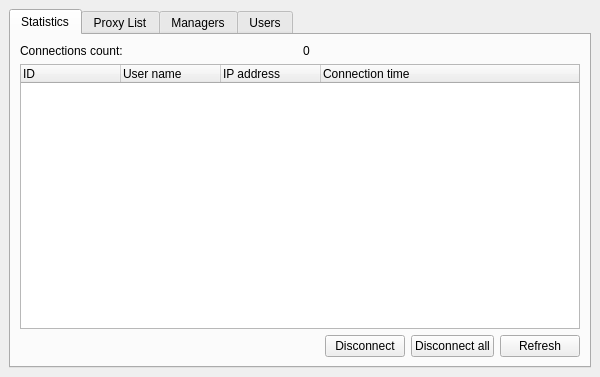
First picture: the form in source/router/ui/main_window.ui, repository dchapyshev/aspia, before the edit.
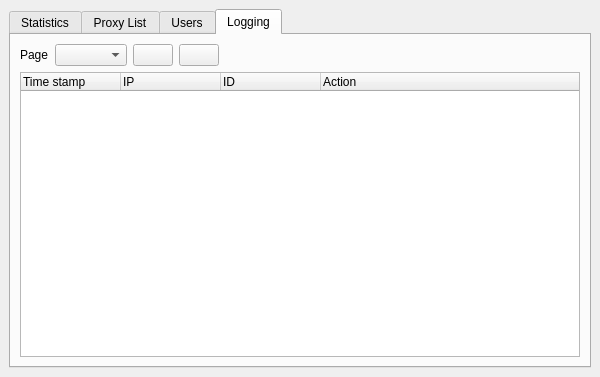
Second picture: the form after the edit. The open tabs and pages were chosen to show the change. Icons and pictures are not drawn.

Commit message: Added logging page.

Diff of the .ui file:
```diff
--- a/source/router/ui/main_window.ui
+++ b/source/router/ui/main_window.ui
@@ -183,77 +183,6 @@
         </item>
        </layout>
       </widget>
-      <widget class="QWidget" name="tab_managers">
-       <attribute name="title">
-        <string>Managers</string>
-       </attribute>
-       <layout class="QVBoxLayout" name="verticalLayout_2">
-        <item>
-         <layout class="QHBoxLayout" name="horizontalLayout_3">
-          <item>
-           <widget class="QPushButton" name="button_add_manager">
-            <property name="text">
-             <string/>
-            </property>
-            <property name="icon">
-             <iconset resource="resources/router_manager.qrc">
-              <normaloff>:/img/plus.png</normaloff>:/img/plus.png</iconset>
-            </property>
-           </widget>
-          </item>
-          <item>
-           <widget class="QPushButton" name="button_modify_manager">
-            <property name="text">
-             <string/>
-            </property>
-            <property name="icon">
-             <iconset resource="resources/router_manager.qrc">
-              <normaloff>:/img/pencil.png</normaloff>:/img/pencil.png</iconset>
-            </property>
-           </widget>
-          </item>
-          <item>
-           <widget class="QPushButton" name="button_delete_manager">
-            <property name="text">
-             <string/>
-            </property>
-            <property name="icon">
-             <iconset resource="resources/router_manager.qrc">
-              <normaloff>:/img/minus.png</normaloff>:/img/minus.png</iconset>
-            </property>
-           </widget>
-          </item>
-          <item>
-           <spacer name="horizontalSpacer_2">
-            <property name="orientation">
-             <enum>Qt::Horizontal</enum>
-            </property>
-            <property name="sizeHint" stdset="0">
-             <size>
-              <width>79</width>
-              <height>20</height>
-             </size>
-            </property>
-           </spacer>
-          </item>
-         </layout>
-        </item>
-        <item>
-         <widget class="QTreeWidget" name="tree_managers">
-          <column>
-           <property name="text">
-            <string>User name</string>
-           </property>
-          </column>
-          <column>
-           <property name="text">
-            <string>Enabled</string>
-           </property>
-          </column>
-         </widget>
-        </item>
-       </layout>
-      </widget>
       <widget class="QWidget" name="tab_users">
        <attribute name="title">
         <string>Users</string>
@@ -325,6 +254,86 @@
         </item>
        </layout>
       </widget>
+      <widget class="QWidget" name="tab_logging">
+       <attribute name="title">
+        <string>Logging</string>
+       </attribute>
+       <layout class="QVBoxLayout" name="verticalLayout_5">
+        <item>
+         <layout class="QHBoxLayout" name="horizontalLayout_5">
+          <item>
+           <widget class="QLabel" name="label_log_page">
+            <property name="text">
+             <string>Page</string>
+            </property>
+           </widget>
+          </item>
+          <item>
+           <widget class="QComboBox" name="combobox_log_page"/>
+          </item>
+          <item>
+           <widget class="QPushButton" name="button_prev_log_page">
+            <property name="text">
+             <string/>
+            </property>
+            <property name="icon">
+             <iconset resource="resources/router_manager.qrc">
+              <normaloff>:/img/arrow-180.png</normaloff>:/img/arrow-180.png</iconset>
+            </property>
+           </widget>
+          </item>
+          <item>
+           <widget class="QPushButton" name="button_next_log_page">
+            <property name="text">
+             <string/>
+            </property>
+            <property name="icon">
+             <iconset resource="resources/router_manager.qrc">
+              <normaloff>:/img/arrow.png</normaloff>:/img/arrow.png</iconset>
+            </property>
+           </widget>
+          </item>
+          <item>
+           <spacer name="horizontalSpacer_4">
+            <property name="orientation">
+             <enum>Qt::Horizontal</enum>
+            </property>
+            <property name="sizeHint" stdset="0">
+             <size>
+              <width>40</width>
+              <height>20</height>
+             </size>
+            </property>
+           </spacer>
+          </item>
+         </layout>
+        </item>
+        <item>
+         <widget class="QTreeWidget" name="tree_log">
+          <column>
+           <property name="text">
+            <string>Time stamp</string>
+           </property>
+          </column>
+          <column>
+           <property name="text">
+            <string>IP</string>
+           </property>
+          </column>
+          <column>
+           <property name="text">
+            <string>ID</string>
+           </property>
+          </column>
+          <column>
+           <property name="text">
+            <string>Action</string>
+           </property>
+          </column>
+         </widget>
+        </item>
+       </layout>
+      </widget>
      </widget>
     </item>
    </layout>
```
The commit also changes 8 other files.
